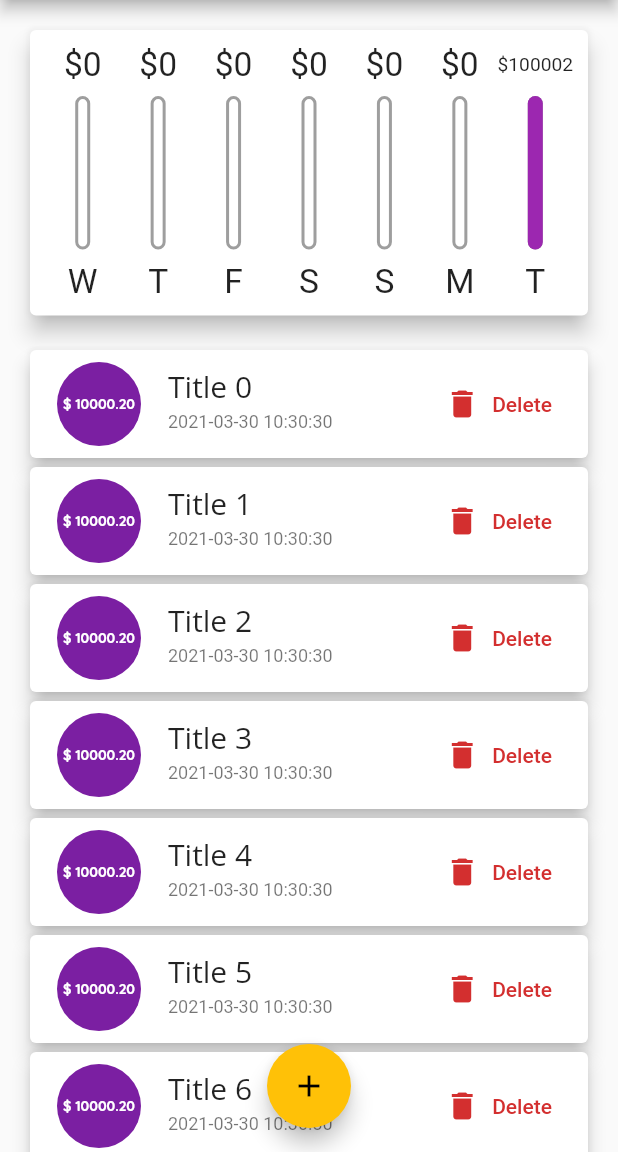
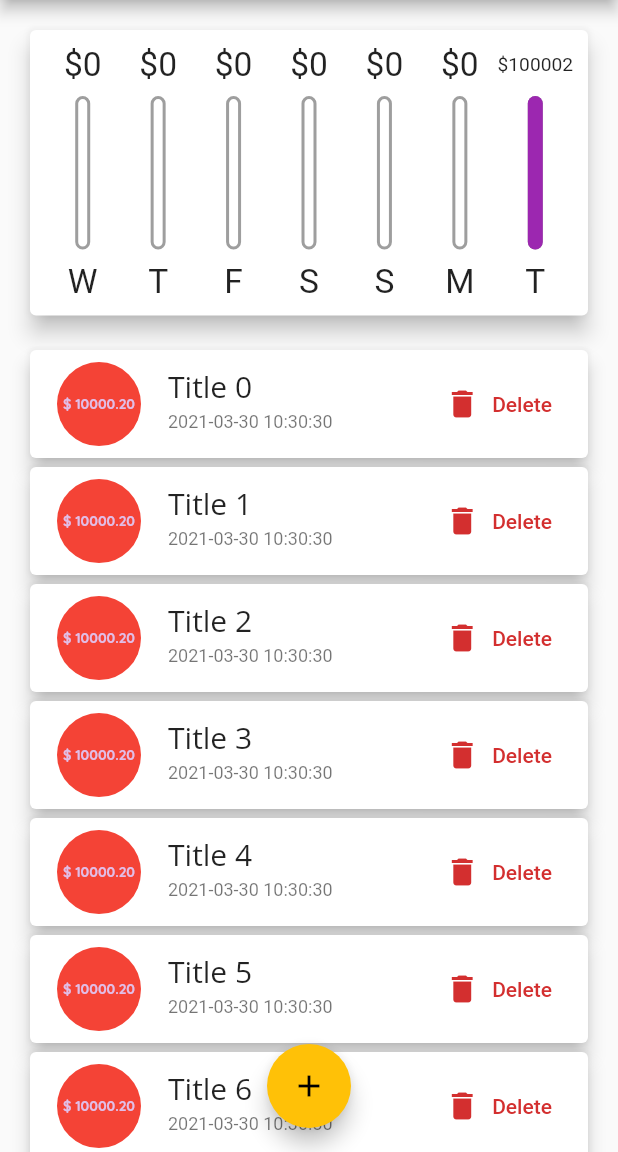
Before and after one commit to caribjin/expense_note, a Flutter app: the screen it shows after launch, on a phone screen of 412 x 824 dp, the part 84-1236 px from its top. Run offline on Flutter 3.47's test engine with Material 2 defaults, Android fonts, the phone set to English and light mode, and no system bars.

Commit message:
fixed list key problem.

```diff
--- a/lib/main.dart
+++ b/lib/main.dart
@@ -52,12 +52,13 @@ class MyHomePage extends StatefulWidget {
   _MyHomePageState createState() => _MyHomePageState();
 }
 
-class _MyHomePageState extends State<MyHomePage> {
+class _MyHomePageState extends State<MyHomePage> with WidgetsBindingObserver {
   final List<Transaction> _transactions = [];
 
   @override
   void initState() {
     super.initState();
+    WidgetsBinding.instance!.addObserver(this);
 
     for (int i = 0; i < 10; i++) {
       _transactions.add(
@@ -69,6 +70,17 @@ class _MyHomePageState extends State<MyHomePage> {
         ),
       );
     }
+  }
+
+  @override
+  void dispose() {
+    WidgetsBinding.instance!.removeObserver(this);
+    super.dispose();
+  }
+
+  @override
+  void didChangeAppLifecycleState(AppLifecycleState state) {
+    print('>>> $state');
   }
 
   List<Transaction> get _recentTransactions {
@@ -128,17 +140,11 @@ class _MyHomePageState extends State<MyHomePage> {
           crossAxisAlignment: CrossAxisAlignment.stretch,
           children: [
             Container(
-              height: (mediaQuery.size.height -
-                      appBar.preferredSize.height -
-                      mediaQuery.padding.top) *
-                  0.3,
+              height: (mediaQuery.size.height - appBar.preferredSize.height - mediaQuery.padding.top) * 0.3,
               child: Chart(_recentTransactions),
             ),
             Container(
-              height: (mediaQuery.size.height -
-                      appBar.preferredSize.height -
-                      mediaQuery.padding.top) *
-                  0.7,
+              height: (mediaQuery.size.height - appBar.preferredSize.height - mediaQuery.padding.top) * 0.7,
               child: TransactionList(_transactions, _removeTransaction),
             ),
           ],
--- a/lib/widgets/transaction_item.dart
+++ b/lib/widgets/transaction_item.dart
@@ -1,8 +1,10 @@
+import 'dart:math';
+
 import 'package:expense_note/models/transaction.dart';
 import 'package:flutter/material.dart';
 import 'package:intl/intl.dart';
 
-class TransactionItem extends StatelessWidget {
+class TransactionItem extends StatefulWidget {
   const TransactionItem({
     Key? key,
     required Transaction transaction,
@@ -15,10 +17,27 @@ class TransactionItem extends StatelessWidget {
   final Function _handlerRemoveTransaction;
 
   @override
+  _TransactionItemState createState() => _TransactionItemState();
+}
+
+class _TransactionItemState extends State<TransactionItem> {
+  late Color _bgColor;
+
+  @override
+  void initState() {
+    const List<Color> availableColors = [Colors.red, Colors.blue, Colors.green, Colors.amber, Colors.purple];
+
+    _bgColor = availableColors[Random().nextInt(availableColors.length)];
+
+    super.initState();
+  }
+
+  @override
   Widget build(BuildContext context) {
     final mediaQuery = MediaQuery.of(context);
 
     return Card(
+      key: widget.key,
       margin: const EdgeInsets.symmetric(
         horizontal: 20,
         vertical: 3,
@@ -27,11 +46,12 @@ class TransactionItem extends StatelessWidget {
       child: ListTile(
         leading: CircleAvatar(
           radius: 30,
+          backgroundColor: _bgColor,
           child: Padding(
             padding: const EdgeInsets.all(6.0),
             child: FittedBox(
               child: Text(
-                '\$ ${_transaction.amount.toStringAsFixed(2)}',
+                '\$ ${widget._transaction.amount.toStringAsFixed(2)}',
                 style: TextStyle(
                   fontWeight: FontWeight.bold,
                 ),
@@ -40,11 +60,11 @@ class TransactionItem extends StatelessWidget {
           ),
         ),
         title: Text(
-          _transaction.title,
+          widget._transaction.title,
           style: Theme.of(context).textTheme.headline6,
         ),
         subtitle: Text(
-          DateFormat('yyyy-MM-dd hh:mm:dd').format(_transaction.date),
+          DateFormat('yyyy-MM-dd hh:mm:dd').format(widget._transaction.date),
           style: Theme.of(context).textTheme.caption,
         ),
         trailing: mediaQuery.size.width > 400
@@ -55,7 +75,7 @@ class TransactionItem extends StatelessWidget {
                   primary: Theme.of(context).errorColor,
                 ),
                 onPressed: () {
-                  _handlerRemoveTransaction(_transaction.id);
+                  widget._handlerRemoveTransaction(widget._transaction.id);
                 },
               )
             : IconButton(
@@ -64,7 +84,7 @@ class TransactionItem extends StatelessWidget {
                   color: Theme.of(context).errorColor,
                 ),
                 onPressed: () {
-                  _handlerRemoveTransaction(_transaction.id);
+                  widget._handlerRemoveTransaction(widget._transaction.id);
                 },
               ),
       ),
--- a/lib/widgets/transaction_list.dart
+++ b/lib/widgets/transaction_list.dart
@@ -30,6 +30,7 @@ class TransactionList extends StatelessWidget {
             itemCount: _transactions.length,
             itemBuilder: (BuildContext context, int index) {
               return TransactionItem(
+                key: ValueKey(_transactions[index].id),
                 transaction: _transactions[index],
                 handlerRemoveTransaction: _handlerRemoveTransaction,
               );
```
Also changed, not shown: lib/widgets/new_transaction.dart (+2 -6 lines).
